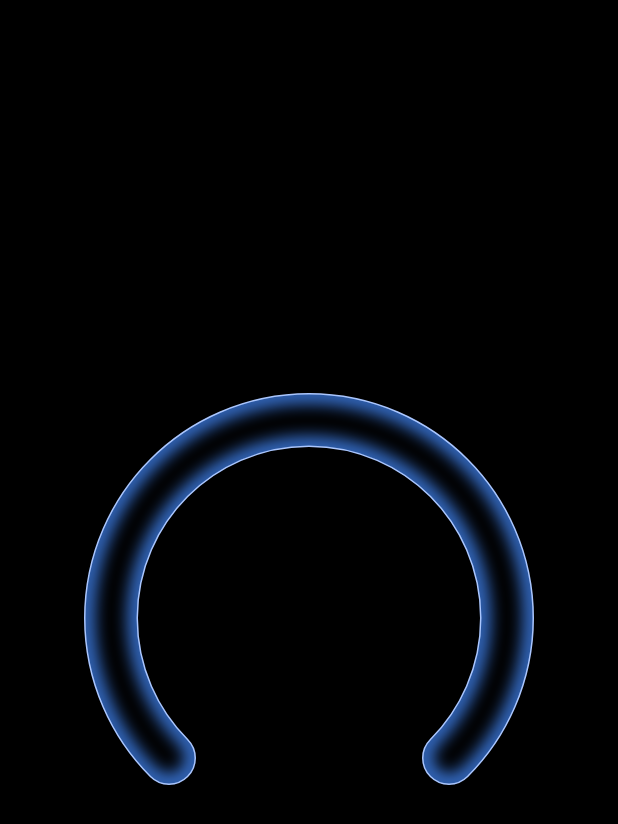
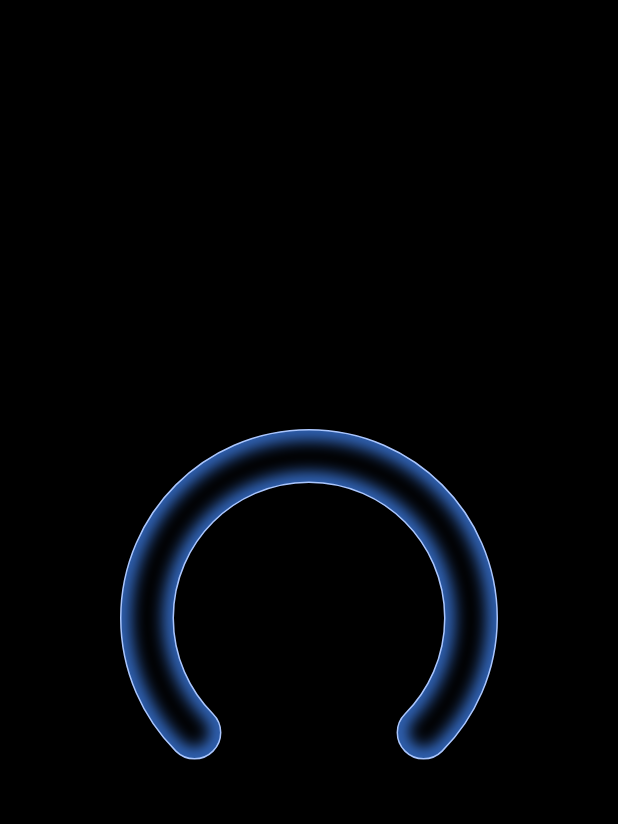
Before and after one commit to ebjorklund01/rainbow_glow_dial, a Flutter app: the screen it shows after launch, on a phone screen of 412 x 824 dp. Shown: the top 824 px of the screen. Run offline on Flutter 3.47's test engine with Material 3 defaults, Android fonts, the phone set to English and light mode, and no system bars; missing offline and left inert: widgetbook, widgetbook_annotation.

Commit message:
add size api`

```diff
--- a/lib/src/rainbow_glow_dial.dart
+++ b/lib/src/rainbow_glow_dial.dart
@@ -5,20 +5,50 @@ import 'package:flutter/material.dart';
 /// A static glowing arc tube for the rainbow glow dial.
 class RainbowGlowDial extends StatelessWidget {
   /// Creates a static glowing arc tube.
-  const RainbowGlowDial({super.key});
+  const RainbowGlowDial({
+    super.key,
+    this.size,
+    this.padding = const EdgeInsets.all(24),
+  });
 
-  static const _size = 300.0;
+  static const _defaultSize = 300.0;
   static const _tubeWidth = 35.0;
+
+  /// The preferred square side length for the dial.
+  ///
+  /// Parent constraints can still shrink or expand the rendered size.
+  final double? size;
+
+  /// Empty space between the widget bounds and the painted arc.
+  final EdgeInsetsGeometry padding;
 
   @override
   Widget build(BuildContext context) {
-    return const SizedBox(
-      width: _size,
-      height: _size,
-      child: CustomPaint(
-        painter: _RainbowGlowTubePainter(),
-      ),
+    return LayoutBuilder(
+      builder: (context, constraints) {
+        final side = _resolveSide(constraints);
+
+        return SizedBox.square(
+          dimension: side,
+          child: Padding(
+            padding: padding,
+            child: const CustomPaint(
+              painter: _RainbowGlowTubePainter(),
+            ),
+          ),
+        );
+      },
     );
+  }
+
+  double _resolveSide(BoxConstraints constraints) {
+    final preferredSide = size ?? _defaultSize;
+    final maxSide = math.min(constraints.maxWidth, constraints.maxHeight);
+    final minSide = math.max(constraints.minWidth, constraints.minHeight);
+    final constrainedSide = maxSide.isFinite
+        ? math.min(preferredSide, maxSide)
+        : preferredSide;
+    return math.max(minSide, constrainedSide);
   }
 }
 
@@ -28,7 +58,7 @@ class _RainbowGlowTubePainter extends CustomPainter {
   static const double _tubeWidth = RainbowGlowDial._tubeWidth;
   static const double _startAngle = 0.75 * math.pi;
   static const double _sweepAngle = 1.5 * math.pi;
-  static const double _rimStrokeWidth = 1.0;
+  static const double _rimStrokeWidth = 1;
   static const _innerGlowColor = Color(0xFF3E7FE9);
   static const _rimColor = Color(0xFFAAC6FE);
 
```
Also changed, not shown: 2 other files.
